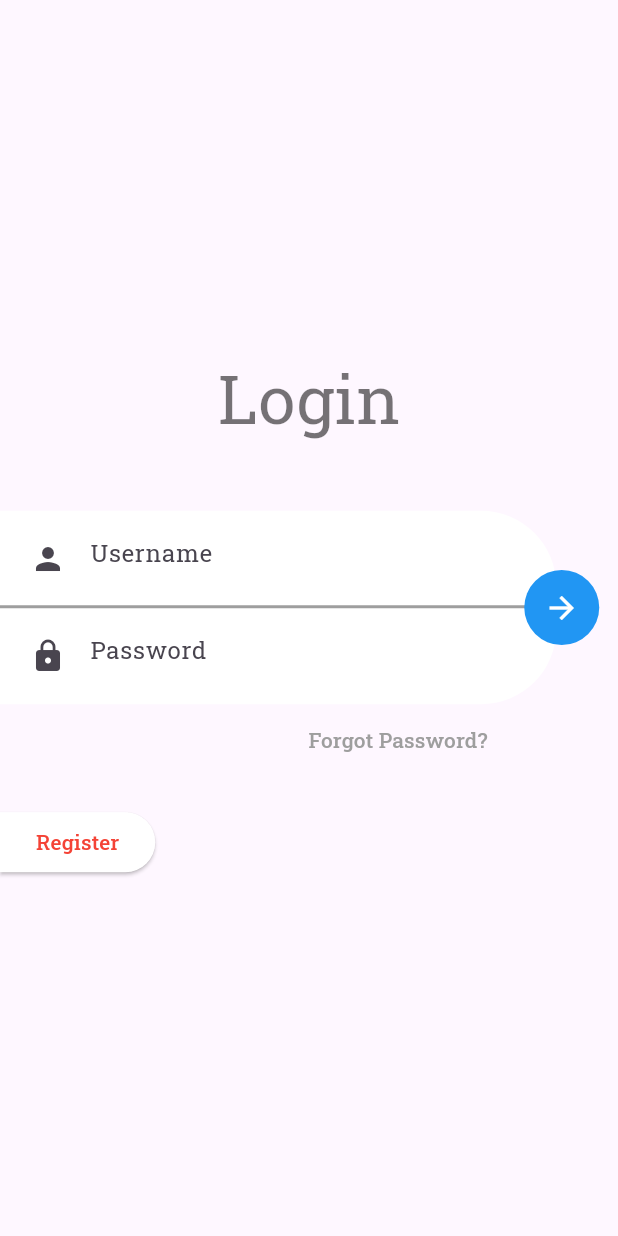
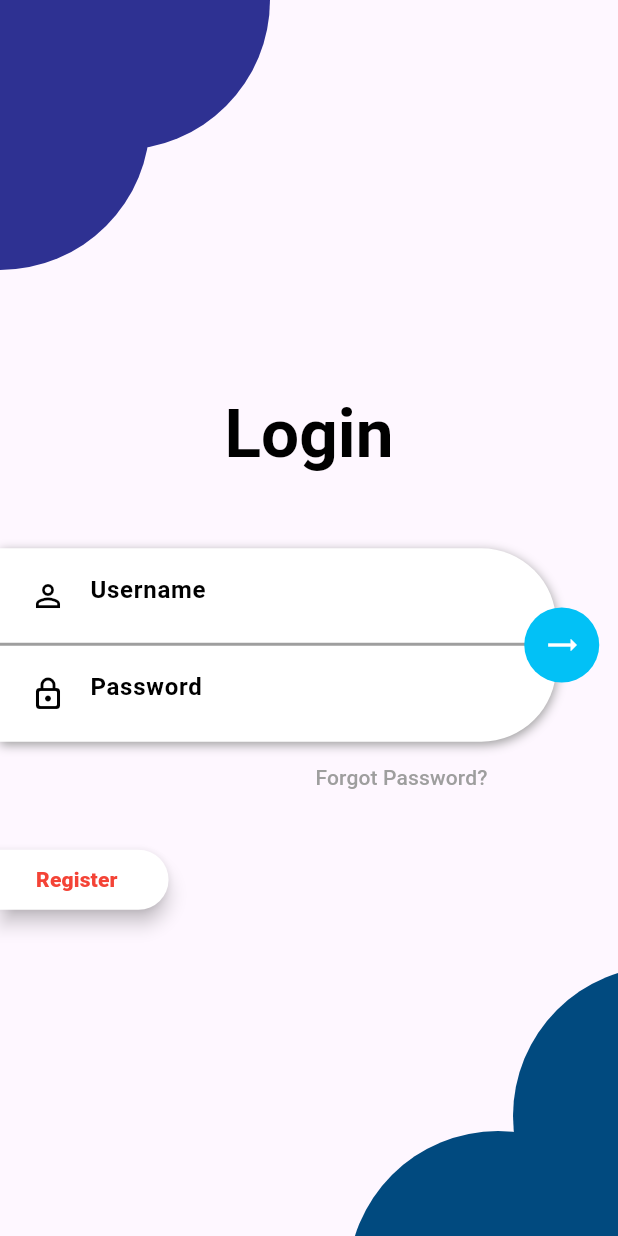
Before and after one commit to vishwakarmakrishna/aiolosolutions, a Flutter app: the screen it shows after launch, on a phone screen of 412 x 824 dp. Run offline on Flutter 3.47's test engine with Material 2 defaults, Android fonts, the light colour scheme and no system bars; our stand-ins replace google_fonts.

Commit message:
Small UI Changes

```diff
--- a/lib/main.dart
+++ b/lib/main.dart
@@ -15,7 +15,7 @@ class MyApp extends StatelessWidget {
       home: const AuthScreen(),
       theme: ThemeData(
         useMaterial3: true,
-        textTheme: GoogleFonts.robotoSlabTextTheme(),
+        textTheme: GoogleFonts.robotoTextTheme(),
       ),
     );
   }
--- a/lib/view/auth_screen.dart
+++ b/lib/view/auth_screen.dart
@@ -142,14 +142,54 @@ class _LoginPageState extends State<LoginPage> {
   final _formKey = GlobalKey<FormState>();
   @override
   Widget build(BuildContext context) {
-    return Form(
+    return SizedBox(
+      height: MediaQuery.of(context).size.height,
+      width: MediaQuery.of(context).size.width,
+      child: Stack(
+        children: [
+          const Positioned(
+            left: -20,
+            top: -100,
+            child: CircleCorlor(
+              color: Color(0xff2e3192),
+            ),
+          ),
+          const Positioned(
+            left: -100,
+            top: -20,
+            child: CircleCorlor(
+              color: Color(0xff2e3192),
+            ),
+          ),
+          const Positioned(
+            bottom: -20,
+            right: -130,
+            child: CircleCorlor(
+              color: Color(0xff014a7f),
+            ),
+          ),
+          const Positioned(
+            bottom: -130,
+            right: -20,
+            child: CircleCorlor(
+              color: Color(0xff014a7f),
+            ),
+          ),
+          Positioned.fill(
+            child: Form(
               key: _formKey,
               child: Column(
                 mainAxisAlignment: MainAxisAlignment.center,
                 children: [
+                  const SizedBox(
+                    height: 50,
+                  ),
                   Text(
                     'Login',
-            style: Theme.of(context).textTheme.headline2,
+                    style: Theme.of(context).textTheme.headline2?.copyWith(
+                          color: Colors.black,
+                          fontWeight: FontWeight.bold,
+                        ),
                   ),
                   const SizedBox(
                     height: 50,
@@ -165,6 +205,13 @@ class _LoginPageState extends State<LoginPage> {
                             bottomRight: Radius.circular(50),
                             topRight: Radius.circular(50),
                           ),
+                          boxShadow: [
+                            BoxShadow(
+                              color: Colors.grey,
+                              blurRadius: 5,
+                              offset: Offset(0, 2),
+                            ),
+                          ],
                         ),
                         child: Column(
                           mainAxisSize: MainAxisSize.min,
@@ -173,9 +220,19 @@ class _LoginPageState extends State<LoginPage> {
                               padding: const EdgeInsets.all(8.0),
                               child: TextFormField(
                                 controller: _emailField,
+                                style: const TextStyle(
+                                  color: Colors.black,
+                                ),
                                 decoration: const InputDecoration(
-                          prefixIcon: Icon(Icons.person),
+                                  prefixIcon: Icon(
+                                    Icons.person_outline,
+                                    color: Colors.black,
+                                  ),
                                   hintText: 'Username',
+                                  hintStyle: TextStyle(
+                                    color: Colors.black,
+                                    fontWeight: FontWeight.bold,
+                                  ),
                                   border: InputBorder.none,
                                   enabledBorder: InputBorder.none,
                                   focusedBorder: InputBorder.none,
@@ -198,9 +255,19 @@ class _LoginPageState extends State<LoginPage> {
                               padding: const EdgeInsets.all(8.0),
                               child: TextFormField(
                                 controller: _passwordField,
+                                style: const TextStyle(
+                                  color: Colors.black,
+                                ),
                                 decoration: const InputDecoration(
-                          prefixIcon: Icon(Icons.lock),
+                                  prefixIcon: Icon(
+                                    Icons.lock_outline_rounded,
+                                    color: Colors.black,
+                                  ),
                                   hintText: 'Password',
+                                  hintStyle: TextStyle(
+                                    color: Colors.black,
+                                    fontWeight: FontWeight.bold,
+                                  ),
                                   border: InputBorder.none,
                                   enabledBorder: InputBorder.none,
                                   focusedBorder: InputBorder.none,
@@ -223,7 +290,7 @@ class _LoginPageState extends State<LoginPage> {
                           width: 75,
                           height: 50,
                           decoration: const BoxDecoration(
-                    color: Colors.blue,
+                            color: Color(0xff02c1f6),
                             shape: BoxShape.circle,
                           ),
                           child: IconButton(
@@ -236,7 +303,7 @@ class _LoginPageState extends State<LoginPage> {
                               }
                             },
                             icon: const Icon(
-                      Icons.arrow_forward,
+                              Icons.trending_flat_sharp,
                               color: Colors.white,
                             ),
                           ),
@@ -264,9 +331,9 @@ class _LoginPageState extends State<LoginPage> {
                     alignment: Alignment.centerLeft,
                     child: ElevatedButton(
                       style: ElevatedButton.styleFrom(
-                foregroundColor: Colors.red,
                         backgroundColor: Colors.white,
                         surfaceTintColor: Colors.white,
+                        elevation: 5,
                         shape: const RoundedRectangleBorder(
                           borderRadius: BorderRadius.only(
                             topRight: Radius.circular(32.0),
@@ -275,7 +342,22 @@ class _LoginPageState extends State<LoginPage> {
                         ),
                       ),
                       onPressed: () {},
-              child: const Text('Register'),
+                      child: const Padding(
+                        padding: EdgeInsets.only(
+                          right: 10.0,
+                        ),
+                        child: Text(
+                          'Register',
+                          style: TextStyle(
+                            color: Colors.red,
+                            fontWeight: FontWeight.w900,
+                          ),
+                        ),
+                      ),
+                    ),
+                  ),
+                ],
+              ),
             ),
           ),
         ],
@@ -283,3 +365,22 @@ class _LoginPageState extends State<LoginPage> {
     );
   }
 }
+
+class CircleCorlor extends StatelessWidget {
+  const CircleCorlor({
+    Key? key,
+    required this.color,
+  }) : super(key: key);
+  final Color color;
+  @override
+  Widget build(BuildContext context) {
+    return Container(
+      height: 200,
+      width: 200,
+      decoration: BoxDecoration(
+        color: color,
+        shape: BoxShape.circle,
+      ),
+    );
+  }
+}
```
Also changed, not shown: 2 other files. Lines whose indentation alone changed are shown as unchanged.
